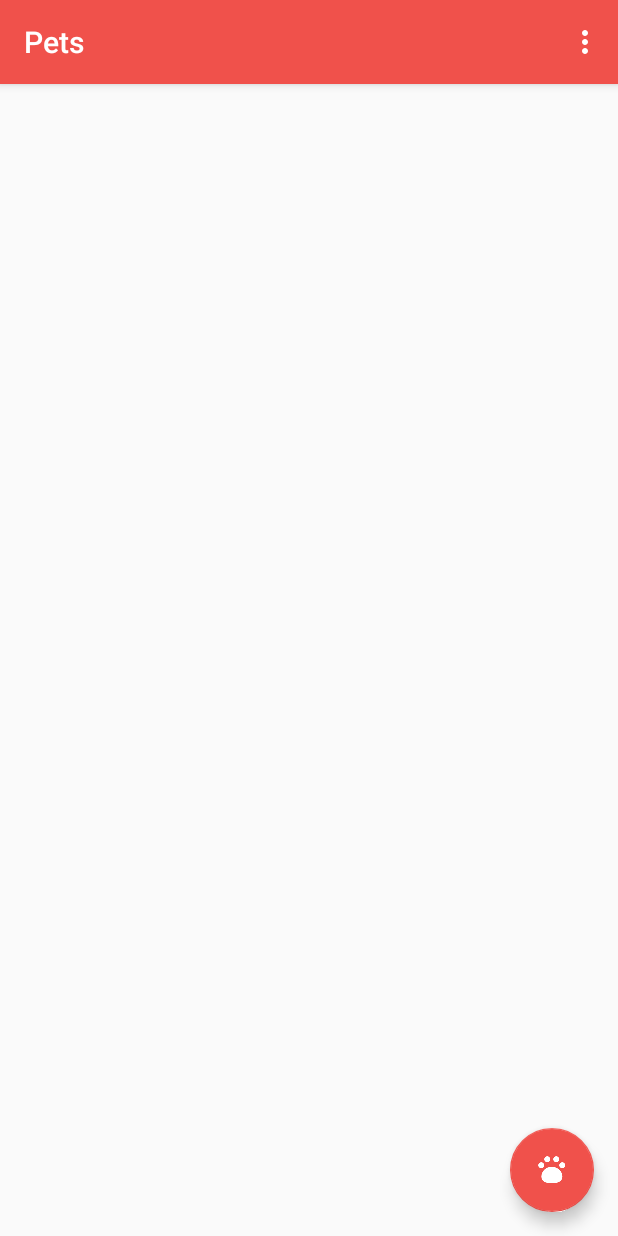
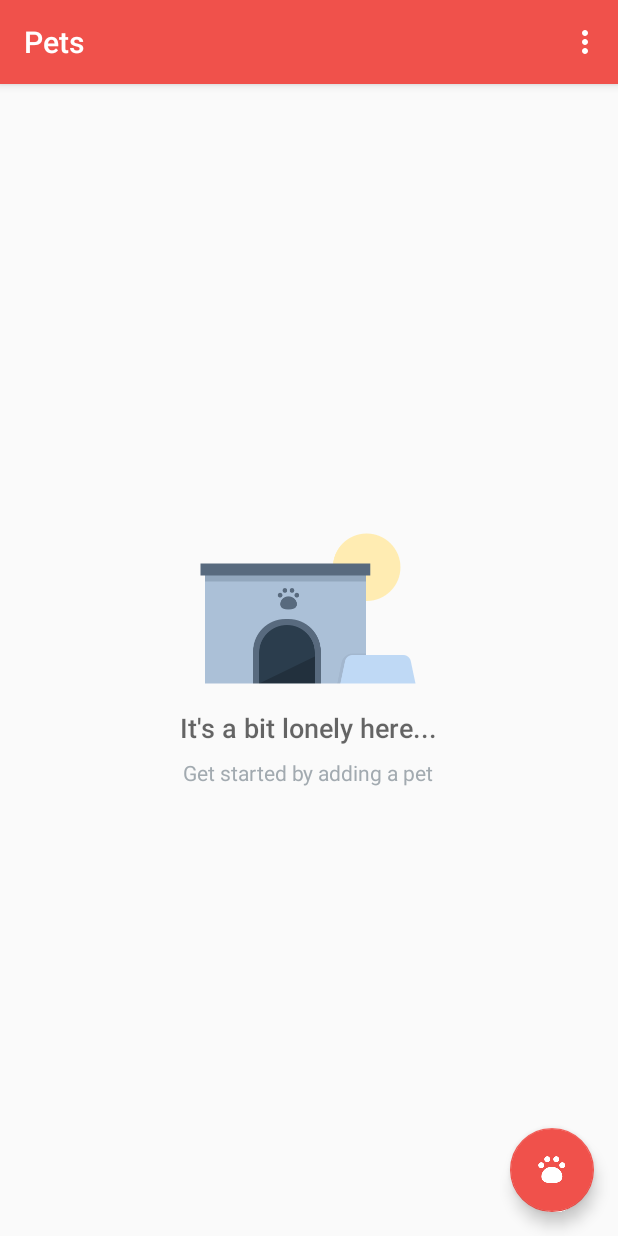
Before and after one commit to amatanat/Android-Basics---udacity, an Android app: the screen it shows after launch (CatalogActivity), on a phone screen of 412 x 824 dp. Run offline under Robolectric (Android 15) with nearby library versions, the phone set to English and light mode, and no system bars; 1 statement that could not run was skipped.

Commit message:
Implement LoaderManager interface in CatalogActivity

```diff
--- a/FromLessons/Pets/app/src/main/java/com/example/android/pets/CatalogActivity.java
+++ b/FromLessons/Pets/app/src/main/java/com/example/android/pets/CatalogActivity.java
@@ -21,6 +21,8 @@ import android.database.Cursor;
 import android.net.Uri;
 import android.os.Bundle;
 import android.support.design.widget.FloatingActionButton;
+import android.support.v4.app.LoaderManager;
+import android.support.v4.content.Loader;
 import android.support.v7.app.AppCompatActivity;
 import android.util.Log;
 import android.view.Menu;
@@ -36,9 +38,12 @@ import java.util.List;
 /**
  * Displays list of pets that were entered and stored in the app.
  */
-public class CatalogActivity extends AppCompatActivity {
+public class CatalogActivity extends AppCompatActivity implements LoaderManager.LoaderCallbacks<Cursor> {
+
+    private final int LOADER_INIT = 0;
 
     private PetDbHelper mDbHelper;
+    private PetCursorAdapter petCursorAdapter;
 
     @Override
     protected void onCreate(Bundle savedInstanceState) {
@@ -58,6 +63,8 @@ public class CatalogActivity extends AppCompatActivity {
         // To access our database, we instantiate our subclass of SQLiteOpenHelper
         // and pass the context, which is the current activity.
         mDbHelper = new PetDbHelper(this);
+
+        getLoaderManager().initLoader(LOADER_INIT, null, this);
 
     }
 
@@ -89,8 +96,12 @@ public class CatalogActivity extends AppCompatActivity {
        // find listview for the pets list
        ListView listView = (ListView) findViewById(R.id.listview);
 
+       // Find and set empty view on the ListView, so that it only shows when the list has 0 items.
+       View emptyView = findViewById(R.id.empty_view);
+       listView.setEmptyView(emptyView);
+
        // get instance of {@link PetCursorAdapter}
-       PetCursorAdapter petCursorAdapter = new PetCursorAdapter(this, cursor);
+       petCursorAdapter = new PetCursorAdapter(this, cursor);
 
        // set adapter for the listview
        listView.setAdapter(petCursorAdapter);
@@ -136,4 +147,19 @@ public class CatalogActivity extends AppCompatActivity {
         Log.i("CatalogActivity", "Insert dummy data result....... " + result);
 
     }
+
+    @Override
+    public Loader<Cursor> onCreateLoader(int id, Bundle args) {
+        return null;
+    }
+
+    @Override
+    public void onLoadFinished(Loader<Cursor> loader, Cursor data) {
+        petCursorAdapter.swapCursor(data);
+    }
+
+    @Override
+    public void onLoaderReset(Loader<Cursor> loader) {
+        petCursorAdapter.swapCursor(null);
+    }
 }
--- a/FromLessons/Pets/app/src/main/res/layout/activity_catalog.xml
+++ b/FromLessons/Pets/app/src/main/res/layout/activity_catalog.xml
@@ -31,4 +31,43 @@
         android:layout_alignParentRight="true"
         android:layout_margin="@dimen/fab_margin"
         android:src="@drawable/ic_add_pet"/>
+
+    <!-- Empty view for the list -->
+    <RelativeLayout
+        android:id="@+id/empty_view"
+        android:layout_width="wrap_content"
+        android:layout_height="wrap_content"
+        android:layout_centerInParent="true">
+
+        <ImageView
+            android:id="@+id/empty_shelter_image"
+            android:layout_width="wrap_content"
+            android:layout_height="wrap_content"
+            android:layout_centerHorizontal="true"
+            android:src="@drawable/ic_empty_shelter"/>
+
+        <TextView
+            android:id="@+id/empty_title_text"
+            android:layout_width="wrap_content"
+            android:layout_height="wrap_content"
+            android:layout_below="@+id/empty_shelter_image"
+            android:layout_centerHorizontal="true"
+            android:fontFamily="sans-serif-medium"
+            android:paddingTop="16dp"
+            android:text="@string/empty_view_title_text"
+            android:textAppearance="?android:textAppearanceMedium"/>
+
+        <TextView
+            android:id="@+id/empty_subtitle_text"
+            android:layout_width="wrap_content"
+            android:layout_height="wrap_content"
+            android:layout_below="@+id/empty_title_text"
+            android:layout_centerHorizontal="true"
+            android:fontFamily="sans-serif"
+            android:paddingTop="8dp"
+            android:text="@string/empty_view_subtitle_text"
+            android:textAppearance="?android:textAppearanceSmall"
+            android:textColor="#A2AAB0"/>
+    </RelativeLayout>
+
 </RelativeLayout>
--- a/FromLessons/Pets/app/src/main/res/values/strings.xml
+++ b/FromLessons/Pets/app/src/main/res/values/strings.xml
@@ -64,4 +64,10 @@
 
     <!-- Toast message in editor when new pet has failed to be inserted [CHAR LIMIT=NONE] -->
     <string name="editor_insert_pet_failed">Error with saving pet</string>
+
+    <!-- Title text for the empty view, which describes the empty dog house image [CHAR LIMIT=50] -->
+    <string name="empty_view_title_text">It\'s a bit lonely here...</string>
+
+    <!-- Subtitle text for the empty view that prompts the user to add a pet [CHAR LIMIT=50] -->
+    <string name="empty_view_subtitle_text">Get started by adding a pet</string>
 </resources>
```
